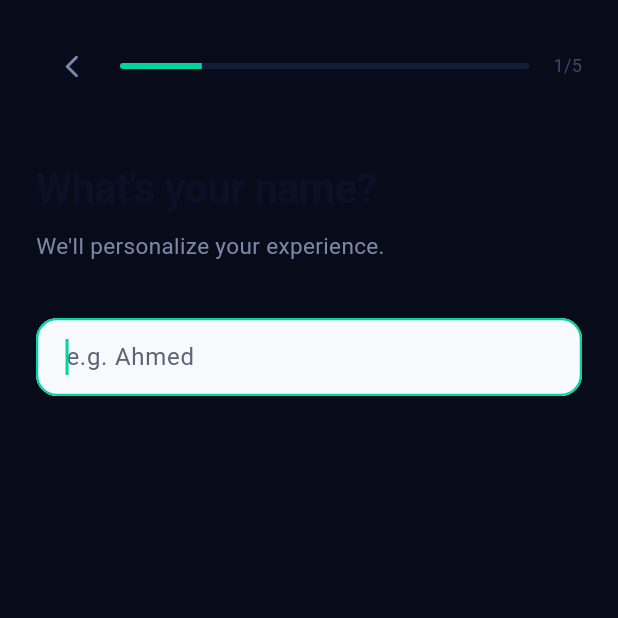
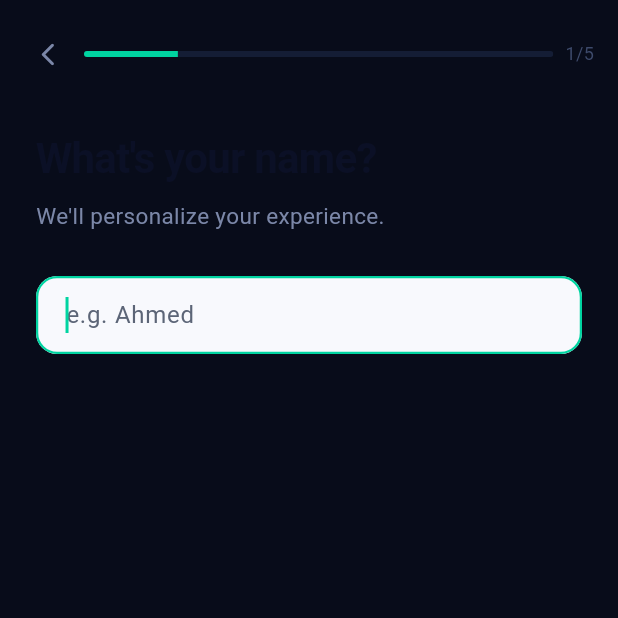
Before and after one commit to abuhussein1504/3ML, a Flutter app: the screen it shows after launch, after a tap on "Light", after a tap on "I'm New — Set Up My Budget", on a phone screen of 412 x 824 dp, the top half of it. Run offline on Flutter 3.47's test engine with Material 3 defaults, Android fonts, the phone set to English and light mode, and no system bars; our stand-ins replace file_picker, fl_chart, share_plus, shared_preferences, sqflite; accounts and stored records are empty.

Commit message:
edit on themes

```diff
--- a/lib/screens/onboarding/onboarding_screen.dart
+++ b/lib/screens/onboarding/onboarding_screen.dart
@@ -16,12 +16,21 @@ class OnboardingScreen extends StatelessWidget {
     return Scaffold(
       backgroundColor: AppTheme.bgPrimary,
       body: SafeArea(
+        child: LayoutBuilder(
+          builder: (context, constraints) {
+            return SingleChildScrollView(
+              child: ConstrainedBox(
+                constraints: BoxConstraints(minHeight: constraints.maxHeight),
                 child: Padding(
                   padding: const EdgeInsets.symmetric(horizontal: 28),
                   child: Column(
                     crossAxisAlignment: CrossAxisAlignment.start,
+                    mainAxisAlignment: MainAxisAlignment.spaceBetween,
                     children: [
-              const Spacer(flex: 2),
+                      Column(
+                        crossAxisAlignment: CrossAxisAlignment.start,
+                        children: [
+                          const SizedBox(height: 24),
                           // Logo
                           Container(
                             width: 72,
@@ -61,25 +70,34 @@ class OnboardingScreen extends StatelessWidget {
                               height: 1.5,
                             ),
                           ),
-              const Spacer(flex: 3),
-              // Features
+                          const SizedBox(height: 36),
                           const _FeatureRow(
-                  icon: '💬', text: 'Just type what you spent — no forms'),
+                              icon: '💬',
+                              text: 'Just type what you spent — no forms'),
                           const SizedBox(height: 14),
                           const _FeatureRow(
-                  icon: '🔒', text: 'Fully private, no bank linking'),
+                              icon: '🔒',
+                              text: 'Fully private, no bank linking'),
                           const SizedBox(height: 14),
-              const _FeatureRow(icon: '📊', text: 'Instant smart budget math'),
-              const Spacer(flex: 2),
-              // CTA buttons
+                          const _FeatureRow(
+                              icon: '📊',
+                              text: 'Instant smart budget math'),
+                        ],
+                      ),
+                      Padding(
+                        padding: const EdgeInsets.only(top: 32, bottom: 24),
+                        child: Column(
+                          children: [
                             SizedBox(
                               width: double.infinity,
                               child: ElevatedButton(
                                 onPressed: () => Navigator.push(
                                   context,
-                    MaterialPageRoute(builder: (_) => const SetupScreen()),
+                                  MaterialPageRoute(
+                                      builder: (_) => const SetupScreen()),
                                 ),
-                  child: const Text("I'm New — Set Up My Budget"),
+                                child: const Text(
+                                    "I'm New — Set Up My Budget"),
                               ),
                             ),
                             const SizedBox(height: 12),
@@ -89,7 +107,8 @@ class OnboardingScreen extends StatelessWidget {
                                 style: OutlinedButton.styleFrom(
                                   foregroundColor: AppTheme.textPrimary,
                                   side: const BorderSide(color: AppTheme.border),
-                    padding: const EdgeInsets.symmetric(vertical: 14),
+                                  padding:
+                                      const EdgeInsets.symmetric(vertical: 14),
                                   shape: RoundedRectangleBorder(
                                     borderRadius: BorderRadius.circular(14),
                                   ),
@@ -98,9 +117,15 @@ class OnboardingScreen extends StatelessWidget {
                                 child: const Text('Restore From Backup'),
                               ),
                             ),
-              const SizedBox(height: 32),
                           ],
                         ),
+                      ),
+                    ],
+                  ),
+                ),
+              ),
+            );
+          },
         ),
       ),
     );
@@ -159,16 +184,19 @@ class _FeatureRow extends StatelessWidget {
   @override
   Widget build(BuildContext context) {
     return Row(
+      crossAxisAlignment: CrossAxisAlignment.start,
       children: [
         Text(icon, style: const TextStyle(fontSize: 22)),
         const SizedBox(width: 14),
-        Text(
+        Expanded(
+          child: Text(
             text,
             style: const TextStyle(
               fontSize: 15,
               color: AppTheme.textSecondary,
             ),
           ),
+        ),
       ],
     );
   }
--- a/lib/screens/onboarding/setup_screen.dart
+++ b/lib/screens/onboarding/setup_screen.dart
@@ -114,12 +114,13 @@ class _SetupScreenState extends State<SetupScreen> {
   Widget build(BuildContext context) {
     return Scaffold(
       backgroundColor: AppTheme.bgPrimary,
+      resizeToAvoidBottomInset: true,
       body: SafeArea(
         child: Column(
           children: [
             // Progress bar
             Padding(
-              padding: const EdgeInsets.fromLTRB(24, 20, 24, 0),
+              padding: const EdgeInsets.fromLTRB(8, 12, 16, 0),
               child: Row(
                 children: [
                   IconButton(
@@ -127,7 +128,6 @@ class _SetupScreenState extends State<SetupScreen> {
                     icon: const Icon(Icons.arrow_back_ios_new_rounded,
                         color: AppTheme.textSecondary, size: 18),
                   ),
-                  const SizedBox(width: 8),
                   Expanded(
                     child: ClipRRect(
                       borderRadius: BorderRadius.circular(4),
@@ -139,7 +139,7 @@ class _SetupScreenState extends State<SetupScreen> {
                       ),
                     ),
                   ),
-                  const SizedBox(width: 16),
+                  const SizedBox(width: 8),
                   Text(
                     '${_step + 1}/5',
                     style: const TextStyle(
@@ -249,10 +249,10 @@ class _SetupScreenState extends State<SetupScreen> {
                 ],
               ),
             ),
-            // CTA
+            // CTA (body height already shrinks above keyboard via resizeToAvoidBottomInset)
             Padding(
               padding:
-                  const EdgeInsets.symmetric(horizontal: 24, vertical: 20),
+                  const EdgeInsets.symmetric(horizontal: 24, vertical: 16),
               child: SizedBox(
                 width: double.infinity,
                 child: ElevatedButton(
@@ -291,21 +291,28 @@ class _StepPage extends StatelessWidget {
 
   @override
   Widget build(BuildContext context) {
-    return Padding(
+    final bottomInset = MediaQuery.viewInsetsOf(context).bottom;
+    return SingleChildScrollView(
+      keyboardDismissBehavior: ScrollViewKeyboardDismissBehavior.onDrag,
+      padding: EdgeInsets.only(bottom: bottomInset + 16),
+      child: Padding(
         padding: const EdgeInsets.symmetric(horizontal: 24),
         child: Column(
           crossAxisAlignment: CrossAxisAlignment.start,
           children: [
-          const SizedBox(height: 40),
+            const SizedBox(height: 28),
             Text(title,
                 style: Theme.of(context).textTheme.headlineLarge),
             const SizedBox(height: 10),
             Text(subtitle,
                 style: const TextStyle(
-                  color: AppTheme.textSecondary, fontSize: 15, height: 1.5)),
-          const SizedBox(height: 36),
+                    color: AppTheme.textSecondary,
+                    fontSize: 15,
+                    height: 1.5)),
+            const SizedBox(height: 28),
             child,
           ],
+        ),
       ),
     );
   }
--- a/lib/screens/onboarding/theme_choice_screen.dart
+++ b/lib/screens/onboarding/theme_choice_screen.dart
@@ -12,12 +12,18 @@ class ThemeChoiceScreen extends StatelessWidget {
     return Scaffold(
       backgroundColor: AppTheme.bgPrimary,
       body: SafeArea(
+        child: LayoutBuilder(
+          builder: (context, constraints) {
+            return SingleChildScrollView(
+              child: ConstrainedBox(
+                constraints: BoxConstraints(minHeight: constraints.maxHeight),
                 child: Padding(
                   padding: const EdgeInsets.symmetric(horizontal: 28),
                   child: Column(
                     crossAxisAlignment: CrossAxisAlignment.start,
+                    mainAxisAlignment: MainAxisAlignment.center,
                     children: [
-              const SizedBox(height: 48),
+                      const SizedBox(height: 24),
                       Container(
                         width: 64,
                         height: 64,
@@ -54,7 +60,7 @@ class ThemeChoiceScreen extends StatelessWidget {
                           height: 1.45,
                         ),
                       ),
-              const Spacer(),
+                      const SizedBox(height: 40),
                       Row(
                         children: [
                           Expanded(
@@ -78,9 +84,13 @@ class ThemeChoiceScreen extends StatelessWidget {
                           ),
                         ],
                       ),
-              const SizedBox(height: 40),
+                      const SizedBox(height: 32),
                     ],
                   ),
+                ),
+              ),
+            );
+          },
         ),
       ),
     );
```
Lines whose indentation alone changed are shown as unchanged.
